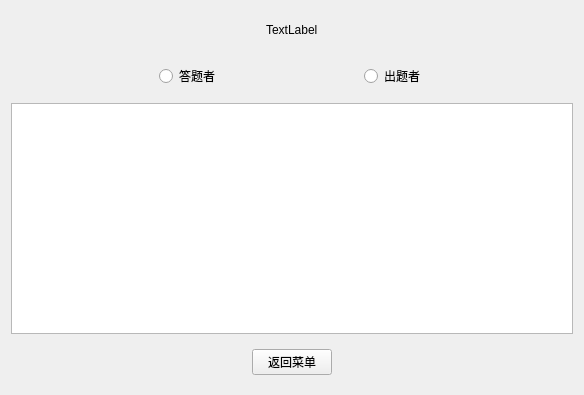
The window that rankwindow.ui (Euler-lne/Word_Elimination) describes before a commit, drawn with Qt 5.
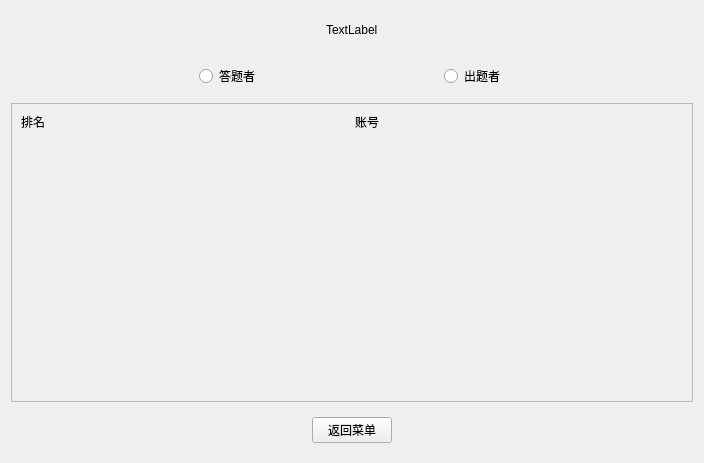
The same window after the commit.

```diff
--- a/rankwindow.ui
+++ b/rankwindow.ui
@@ -6,8 +6,8 @@
    <rect>
     <x>0</x>
     <y>0</y>
-    <width>584</width>
-    <height>395</height>
+    <width>704</width>
+    <height>463</height>
    </rect>
   </property>
   <property name="windowTitle">
@@ -113,7 +113,40 @@
     </widget>
    </item>
    <item>
-    <widget class="QListWidget" name="listWidget"/>
+    <widget class="QScrollArea" name="scrollArea">
+     <property name="widgetResizable">
+      <bool>true</bool>
+     </property>
+     <widget class="QWidget" name="scrollAreaWidgetContents">
+      <property name="geometry">
+       <rect>
+        <x>0</x>
+        <y>0</y>
+        <width>684</width>
+        <height>308</height>
+       </rect>
+      </property>
+      <layout class="QFormLayout" name="formLayout">
+       <item row="0" column="0">
+        <widget class="QLabel" name="label">
+         <property name="text">
+          <string>排名</string>
+         </property>
+        </widget>
+       </item>
+       <item row="0" column="1">
+        <widget class="QLabel" name="label_2">
+         <property name="text">
+          <string>账号</string>
+         </property>
+         <property name="alignment">
+          <set>Qt::AlignCenter</set>
+         </property>
+        </widget>
+       </item>
+      </layout>
+     </widget>
+    </widget>
    </item>
    <item>
     <widget class="QWidget" name="widget" native="true">
```
